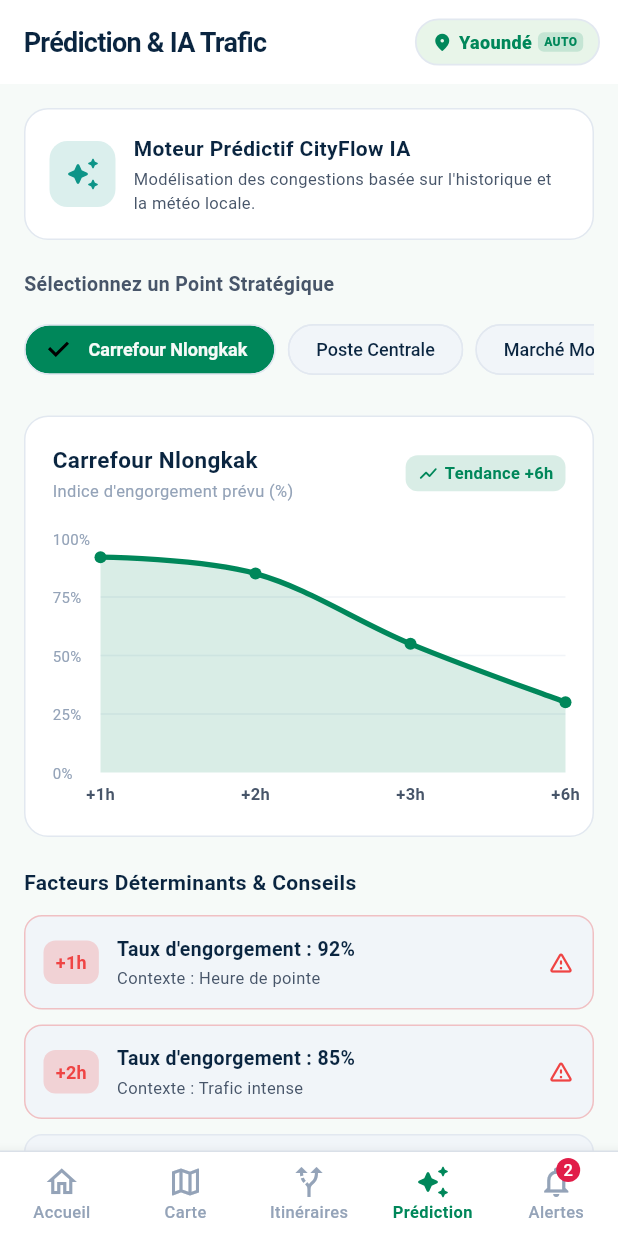
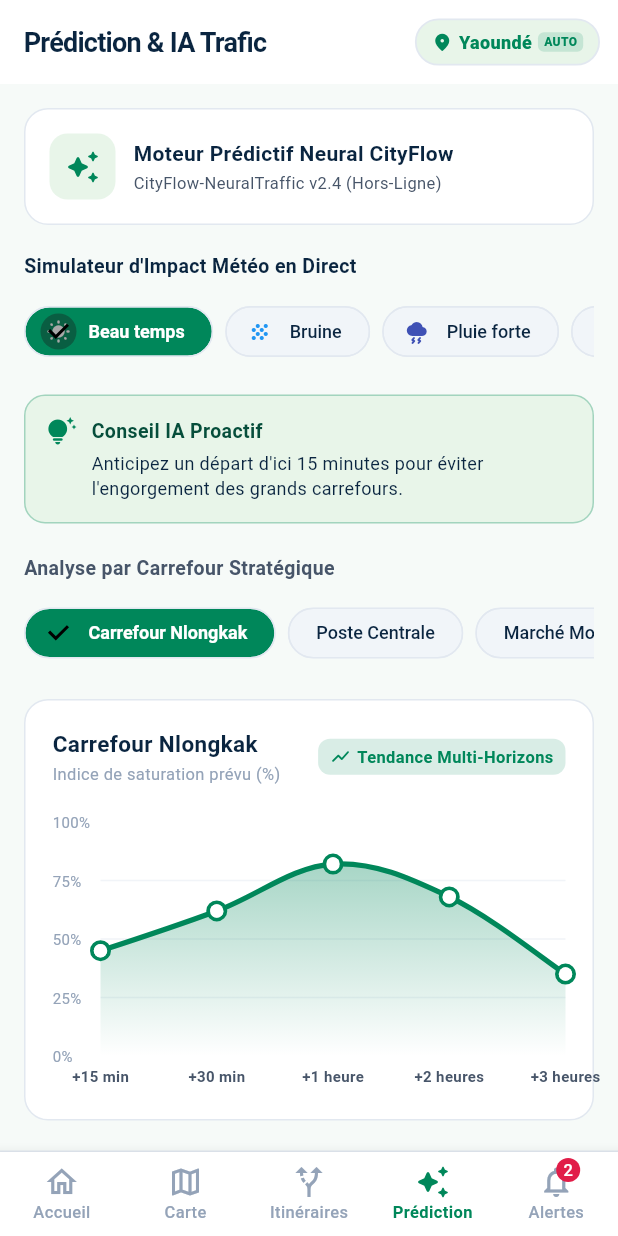
Before and after one commit to paulenoumbissi-cell/CityFlow, a Flutter app: the screen it shows after launch, item 4 of the bottom bar chosen, on a phone screen of 412 x 824 dp. Run offline on Flutter 3.47's test engine with Material 3 defaults, Android fonts, the phone set to English and light mode, and no system bars; drawn by our look-alikes of fl_chart; our stand-ins replace flutter_map, geolocator, latlong2; network calls fail.

Commit message:
feat(ai): integrate AI predictive traffic engine, weather simulation, and anomaly detection across backend, web, and mobile

```diff
--- a/mobile/lib/core/services/api_service.dart
+++ b/mobile/lib/core/services/api_service.dart
@@ -79,4 +79,48 @@ class CityFlowMobileApiService {
 
     return CityData.getInitialAlerts().where((a) => a.city == city).toList();
   }
+
+  /// Prévisions IA multi-horizons avec météo et simulations
+  static Future<Map<String, dynamic>?> fetchAiForecast({
+    required String city,
+    String weather = 'dry',
+    int? hour,
+  }) async {
+    final targetHour = hour ?? DateTime.now().hour;
+    try {
+      final uri = Uri.parse('$baseUrl/ai/forecast?city=${Uri.encodeComponent(city)}&weather=${Uri.encodeComponent(weather)}&hour=$targetHour');
+      final response = await http.get(uri).timeout(const Duration(seconds: 3));
+
+      if (response.statusCode == 200) {
+        return json.decode(response.body) as Map<String, dynamic>;
+      }
+    } catch (_) {}
+
+    // Fallback local
+    return {
+      'city': city,
+      'aiModel': 'CityFlow-NeuralTraffic v2.4 (Hors-Ligne)',
+      'globalForecast': [
+        {'horizon': '+15 min', 'congestionPercentage': 45, 'status': 'Modéré'},
+        {'horizon': '+30 min', 'congestionPercentage': 62, 'status': 'Modéré'},
+        {'horizon': '+1 heure', 'congestionPercentage': 82, 'status': 'Critique'},
+        {'horizon': '+2 heures', 'congestionPercentage': 68, 'status': 'Modéré'},
+        {'horizon': '+3 heures', 'congestionPercentage': 35, 'status': 'Fluide'},
+      ],
+      'recommendations': [
+        {
+          'title': 'Conseil IA Proactif',
+          'message': 'Anticipez un départ d\'ici 15 minutes pour éviter l\'engorgement des grands carrefours.',
+          'badge': 'OPTIMISATION IA',
+        }
+      ],
+      'anomalies': [
+        {
+          'nodeName': 'Axe Principal',
+          'type': 'FLUX_NOMINAL',
+          'description': 'Circulation conforme aux modèles d\'apprentissage.',
+        }
+      ]
+    };
+  }
 }
--- a/mobile/lib/screens/traffic_prediction_screen.dart
+++ b/mobile/lib/screens/traffic_prediction_screen.dart
@@ -4,6 +4,7 @@ import 'package:provider/provider.dart';
 import '../providers/city_flow_provider.dart';
 import '../models/traffic_node.dart';
 import '../core/constants/app_colors.dart';
+import '../core/services/api_service.dart';
 import '../widgets/city_selector.dart';
 
 class TrafficPredictionScreen extends StatefulWidget {
@@ -15,12 +16,56 @@ class TrafficPredictionScreen extends StatefulWidget {
 
 class _TrafficPredictionScreenState extends State<TrafficPredictionScreen> {
   TrafficNode? _selectedNode;
+  String _selectedWeather = 'dry';
+  Map<String, dynamic>? _aiForecastData;
+  bool _isLoadingAi = false;
+
+  final List<Map<String, dynamic>> _weatherOptions = [
+    {'key': 'dry', 'label': 'Beau temps', 'icon': Icons.wb_sunny_rounded, 'color': AppColors.trafficModerate},
+    {'key': 'light_rain', 'label': 'Bruine', 'icon': Icons.grain_rounded, 'color': Colors.blue},
+    {'key': 'heavy_rain', 'label': 'Pluie forte', 'icon': Icons.thunderstorm_rounded, 'color': Colors.indigo},
+    {'key': 'flood', 'label': 'Inondation', 'icon': Icons.waves_rounded, 'color': AppColors.emergency},
+  ];
+
+  @override
+  void initState() {
+    super.initState();
+    _loadAiForecast();
+  }
+
+  Future<void> _loadAiForecast() async {
+    final provider = context.read<CityFlowProvider>();
+    setState(() => _isLoadingAi = true);
+
+    final data = await CityFlowMobileApiService.fetchAiForecast(
+      city: provider.selectedCity,
+      weather: _selectedWeather,
+    );
+
+    if (mounted) {
+      setState(() {
+        _aiForecastData = data;
+        _isLoadingAi = false;
+      });
+    }
+  }
 
   @override
   Widget build(BuildContext context) {
     final provider = context.watch<CityFlowProvider>();
     final nodes = provider.currentNodes;
     final activeNode = _selectedNode ?? (nodes.isNotEmpty ? nodes.first : null);
+
+    final List globalForecast = _aiForecastData?['globalForecast'] ?? [
+      {'horizon': '+15 min', 'congestionPercentage': 45},
+      {'horizon': '+30 min', 'congestionPercentage': 62},
+      {'horizon': '+1 heure', 'congestionPercentage': 82},
+      {'horizon': '+2 heures', 'congestionPercentage': 68},
+      {'horizon': '+3 heures', 'congestionPercentage': 35},
+    ];
+
+    final List recommendations = _aiForecastData?['recommendations'] ?? [];
+    final List anomalies = _aiForecastData?['anomalies'] ?? [];
 
     return Scaffold(
       appBar: AppBar(
@@ -37,7 +82,7 @@ class _TrafficPredictionScreenState extends State<TrafficPredictionScreen> {
           : ListView(
               padding: const EdgeInsets.all(16),
               children: [
-                // Header Banner
+                // 1. BANNIÈRE MOTEUR IA
                 Container(
                   padding: const EdgeInsets.all(16),
                   decoration: BoxDecoration(
@@ -50,28 +95,121 @@ class _TrafficPredictionScreenState extends State<TrafficPredictionScreen> {
                       Container(
                         padding: const EdgeInsets.all(10),
                         decoration: BoxDecoration(
-                          color: AppColors.accent.withValues(alpha: 0.15),
+                          color: AppColors.primaryLight,
                           borderRadius: BorderRadius.circular(12),
                         ),
-                        child: const Icon(Icons.auto_awesome_rounded, color: AppColors.accent, size: 24),
+                        child: const Icon(Icons.auto_awesome_rounded, color: AppColors.primary, size: 24),
                       ),
                       const SizedBox(width: 12),
-                      const Expanded(
+                      Expanded(
                         child: Column(
                           crossAxisAlignment: CrossAxisAlignment.start,
                           children: [
-                            Text(
-                              'Moteur Prédictif CityFlow IA',
+                            const Text(
+                              'Moteur Prédictif Neural CityFlow',
                               style: TextStyle(
                                 color: AppColors.textPrimary,
                                 fontSize: 14,
                                 fontWeight: FontWeight.bold,
                               ),
                             ),
-                            SizedBox(height: 2),
+                            const SizedBox(height: 2),
                             Text(
-                              'Modélisation des congestions basée sur l\'historique et la météo locale.',
-                              style: TextStyle(color: AppColors.textSecondary, fontSize: 11),
+                              _aiForecastData?['aiModel'] ?? 'Modèle v2.4 (Apprentissage profond)',
+                              style: const TextStyle(color: AppColors.textSecondary, fontSize: 11),
+                            ),
+                          ],
+                        ),
+                      ),
+                      if (_isLoadingAi)
+                        const SizedBox(
+                          width: 16,
+                          height: 16,
+                          child: CircularProgressIndicator(strokeWidth: 2),
+                        ),
+                    ],
+                  ),
+                ),
+
+                const SizedBox(height: 18),
+
+                // 2. SIMULATEUR DE SCÉNARIOS MÉTÉO
+                const Text(
+                  'Simulateur d\'Impact Météo en Direct',
+                  style: TextStyle(
+                    color: AppColors.textPrimary,
+                    fontSize: 13,
+                    fontWeight: FontWeight.w700,
+                  ),
+                ),
+                const SizedBox(height: 10),
+                SingleChildScrollView(
+                  scrollDirection: Axis.horizontal,
+                  child: Row(
+                    children: _weatherOptions.map((opt) {
+                      final isSelected = _selectedWeather == opt['key'];
+                      final Color color = opt['color'];
+                      return Padding(
+                        padding: const EdgeInsets.only(right: 8),
+                        child: ChoiceChip(
+                          avatar: Icon(
+                            opt['icon'] as IconData,
+                            size: 16,
+                            color: isSelected ? Colors.white : color,
+                          ),
+                          label: Text(opt['label'] as String),
+                          selected: isSelected,
+                          selectedColor: AppColors.primary,
+                          backgroundColor: AppColors.surfaceLight,
+                          labelStyle: TextStyle(
+                            color: isSelected ? Colors.white : AppColors.textPrimary,
+                            fontWeight: isSelected ? FontWeight.bold : FontWeight.w500,
+                            fontSize: 12,
+                          ),
+                          onSelected: (val) {
+                            if (val) {
+                              setState(() => _selectedWeather = opt['key']);
+                              _loadAiForecast();
+                            }
+                          },
+                        ),
+                      );
+                    }).toList(),
+                  ),
+                ),
+
+                const SizedBox(height: 18),
+
+                // 3. RECOMMANDATION PROACTIVE DE L'IA
+                if (recommendations.isNotEmpty) ...[
+                  Container(
+                    padding: const EdgeInsets.all(14),
+                    decoration: BoxDecoration(
+                      color: AppColors.primaryLight,
+                      borderRadius: BorderRadius.circular(14),
+                      border: Border.all(color: AppColors.primary.withValues(alpha: 0.3)),
+                    ),
+                    child: Row(
+                      crossAxisAlignment: CrossAxisAlignment.start,
+                      children: [
+                        const Icon(Icons.tips_and_updates_rounded, color: AppColors.primary, size: 20),
+                        const SizedBox(width: 10),
+                        Expanded(
+                          child: Column(
+                            crossAxisAlignment: CrossAxisAlignment.start,
+                            children: [
+                              Text(
+                                recommendations[0]['title'] ?? 'Conseil IA',
+                                style: const TextStyle(
+                                  color: AppColors.primaryDark,
+                                  fontWeight: FontWeight.bold,
+                                  fontSize: 13,
+                                ),
+                              ),
+                              const SizedBox(height: 3),
+                              Text(
+                                recommendations[0]['message'] ?? '',
+                                style: const TextStyle(color: AppColors.textPrimary, fontSize: 12),
                               ),
                             ],
                           ),
@@ -79,12 +217,12 @@ class _TrafficPredictionScreenState extends State<TrafficPredictionScreen> {
                       ],
                     ),
                   ),
+                  const SizedBox(height: 20),
+                ],
 
-                const SizedBox(height: 20),
-
-                // Node Selector Chips
+                // 4. SÉLECTEUR DE CARREFOUR
                 const Text(
-                  'Sélectionnez un Point Stratégique',
+                  'Analyse par Carrefour Stratégique',
                   style: TextStyle(
                     color: AppColors.textSecondary,
                     fontSize: 13,
@@ -105,7 +243,7 @@ class _TrafficPredictionScreenState extends State<TrafficPredictionScreen> {
                           selectedColor: AppColors.primary,
                           backgroundColor: AppColors.surfaceLight,
                           labelStyle: TextStyle(
-                            color: isSelected ? AppColors.background : AppColors.textPrimary,
+                            color: isSelected ? Colors.white : AppColors.textPrimary,
                             fontWeight: isSelected ? FontWeight.bold : FontWeight.w500,
                             fontSize: 12,
                           ),
@@ -124,7 +262,7 @@ class _TrafficPredictionScreenState extends State<TrafficPredictionScreen> {
 
                 const SizedBox(height: 20),
 
-                // Chart Container
+                // 5. GRAPHIQUE FL_CHART
                 Container(
                   padding: const EdgeInsets.all(18),
                   decoration: BoxDecoration(
@@ -138,11 +276,14 @@ class _TrafficPredictionScreenState extends State<TrafficPredictionScreen> {
                       Row(
                         mainAxisAlignment: MainAxisAlignment.spaceBetween,
                         children: [
-                          Column(
+                          Expanded(
+                            child: Column(
                               crossAxisAlignment: CrossAxisAlignment.start,
                               children: [
                                 Text(
                                   activeNode.name,
+                                  maxLines: 1,
+                                  overflow: TextOverflow.ellipsis,
                                   style: const TextStyle(
                                     color: AppColors.textPrimary,
                                     fontSize: 15,
@@ -151,10 +292,11 @@ class _TrafficPredictionScreenState extends State<TrafficPredictionScreen> {
                                 ),
                                 const SizedBox(height: 2),
                                 const Text(
-                                'Indice d\'engorgement prévu (%)',
+                                  'Indice de saturation prévu (%)',
                                   style: TextStyle(color: AppColors.textMuted, fontSize: 11),
                                 ),
                               ],
+                            ),
                           ),
                           Container(
                             padding: const EdgeInsets.symmetric(horizontal: 8, vertical: 4),
@@ -167,7 +309,7 @@ class _TrafficPredictionScreenState extends State<TrafficPredictionScreen> {
                                 Icon(Icons.show_chart_rounded, color: AppColors.primary, size: 14),
                                 SizedBox(width: 4),
                                 Text(
-                                  'Tendance +6h',
+                                  'Tendance Multi-Horizons',
                                   style: TextStyle(color: AppColors.primary, fontSize: 11, fontWeight: FontWeight.bold),
                                 ),
                               ],
@@ -204,14 +346,14 @@ class _TrafficPredictionScreenState extends State<TrafficPredictionScreen> {
                                   interval: 1,
                                   getTitlesWidget: (value, meta) {
                                     final index = value.toInt();
-                                    if (index >= 0 && index < activeNode.predictions.length) {
+                                    if (index >= 0 && index < globalForecast.length) {
                                       return Padding(
                                         padding: const EdgeInsets.only(top: 6),
                                         child: Text(
-                                          activeNode.predictions[index].label,
+                                          globalForecast[index]['horizon'] ?? '',
                                           style: const TextStyle(
                                             color: AppColors.textSecondary,
-                                            fontSize: 11,
+                                            fontSize: 10,
                                             fontWeight: FontWeight.w600,
                                           ),
                                         ),
@@ -237,25 +379,41 @@ class _TrafficPredictionScreenState extends State<TrafficPredictionScreen> {
                             ),
                             borderData: FlBorderData(show: false),
                             minX: 0,
-                            maxX: (activeNode.predictions.length - 1).toDouble(),
+                            maxX: (globalForecast.length - 1).toDouble(),
                             minY: 0,
                             maxY: 100,
                             lineBarsData: [
                               LineChartBarData(
-                                spots: activeNode.predictions.asMap().entries.map((entry) {
-                                  return FlSpot(
-                                    entry.key.toDouble(),
-                                    entry.value.congestionPercentage,
-                                  );
+                                spots: globalForecast.asMap().entries.map((entry) {
+                                  final num val = entry.value['congestionPercentage'] ?? 50;
+                                  return FlSpot(entry.key.toDouble(), val.toDouble());
                                 }).toList(),
                                 isCurved: true,
+                                curveSmoothness: 0.35,
                                 color: AppColors.primary,
                                 barWidth: 3.5,
                                 isStrokeCapRound: true,
-                                dotData: const FlDotData(show: true),
+                                dotData: FlDotData(
+                                  show: true,
+                                  getDotPainter: (spot, percent, barData, index) {
+                                    return FlDotCirclePainter(
+                                      radius: 4.5,
+                                      color: Colors.white,
+                                      strokeWidth: 2.5,
+                                      strokeColor: AppColors.primary,
+                                    );
+                                  },
+                                ),
                                 belowBarData: BarAreaData(
                                   show: true,
-                                  color: AppColors.primary.withValues(alpha: 0.15),
+                                  gradient: LinearGradient(
+                                    colors: [
+                                      AppColors.primary.withValues(alpha: 0.35),
+                                      AppColors.primary.withValues(alpha: 0.0),
+                                    ],
+                                    begin: Alignment.topCenter,
+                                    end: Alignment.bottomCenter,
+                                  ),
                                 ),
                               ),
                             ],
@@ -268,79 +426,52 @@ class _TrafficPredictionScreenState extends State<TrafficPredictionScreen> {
 
                 const SizedBox(height: 20),
 
-                // Prediction Insights & Weather Factors
+                // 6. ANOMALIES & SURVEILLANCE
+                if (anomalies.isNotEmpty) ...[
                   const Text(
-                  'Facteurs Déterminants & Conseils',
+                    'Anomalies Détectées par l\'IA',
                     style: TextStyle(
                       color: AppColors.textPrimary,
                       fontSize: 14,
                       fontWeight: FontWeight.bold,
                     ),
                   ),
-                const SizedBox(height: 12),
-
-                ...activeNode.predictions.map((pred) {
-                  final isCongested = pred.congestionPercentage >= 70;
+                  const SizedBox(height: 10),
+                  ...anomalies.map((ano) {
                     return Container(
                       margin: const EdgeInsets.only(bottom: 10),
                       padding: const EdgeInsets.all(12),
                       decoration: BoxDecoration(
-                      color: AppColors.surfaceLight,
+                        color: AppColors.surface,
                         borderRadius: BorderRadius.circular(12),
-                      border: Border.all(
-                        color: isCongested ? AppColors.trafficHeavy.withValues(alpha: 0.3) : AppColors.cardBorder,
-                      ),
+                        border: Border.all(color: AppColors.cardBorder),
                       ),
                       child: Row(
                         children: [
-                        Container(
-                          padding: const EdgeInsets.symmetric(horizontal: 8, vertical: 6),
-                          decoration: BoxDecoration(
-                            color: isCongested
-                                ? AppColors.trafficHeavy.withValues(alpha: 0.2)
-                                : AppColors.trafficFluid.withValues(alpha: 0.2),
-                            borderRadius: BorderRadius.circular(8),
-                          ),
-                          child: Text(
-                            pred.label,
-                            style: TextStyle(
-                              color: isCongested ? AppColors.trafficHeavy : AppColors.trafficFluid,
-                              fontWeight: FontWeight.bold,
-                              fontSize: 12,
-                            ),
-                          ),
-                        ),
-                        const SizedBox(width: 12),
+                          const Icon(Icons.shield_outlined, color: AppColors.primary, size: 20),
+                          const SizedBox(width: 10),
                           Expanded(
                             child: Column(
                               crossAxisAlignment: CrossAxisAlignment.start,
                               children: [
                                 Text(
-                                'Taux d\'engorgement : ${pred.congestionPercentage.toInt()}%',
-                                style: const TextStyle(
-                                  color: AppColors.textPrimary,
-                                  fontSize: 13,
-                                  fontWeight: FontWeight.bold,
-                                ),
+                                  ano['nodeName'] ?? 'Carrefour',
+                                  style: const TextStyle(fontWeight: FontWeight.bold, fontSize: 13),
                                 ),
                                 const SizedBox(height: 2),
                                 Text(
-                                'Contexte : ${pred.weatherInfluence}',
+                                  ano['description'] ?? '',
                                   style: const TextStyle(color: AppColors.textSecondary, fontSize: 11),
                                 ),
                               ],
                             ),
-                        ),
-                        Icon(
-                          isCongested ? Icons.warning_amber_rounded : Icons.check_circle_outline_rounded,
-                          color: isCongested ? AppColors.trafficHeavy : AppColors.trafficFluid,
-                          size: 18,
                           ),
                         ],
                       ),
                     );
                   }),
                 ],
+              ],
             ),
     );
   }
```
Also changed, not shown: 7 other files. Lines whose indentation alone changed are shown as unchanged.
